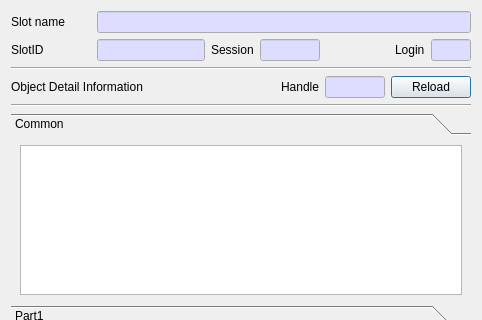
The window that CryptokiMan/object_view_dlg.ui (jykim74/CryptokiMan) describes before a commit, drawn with Qt 5; both pictures show x 0 to 482 and y 0 to 320 of the 482 by 515 pixel window.
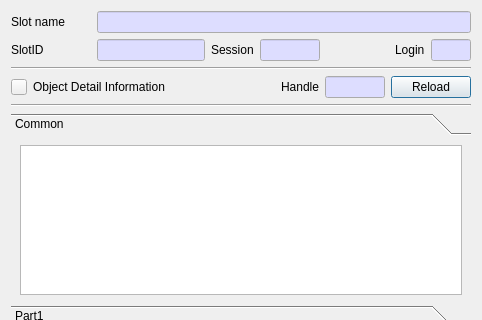
The same window after the commit. The open tabs and pages were chosen to show the change. Icons and pictures are not drawn.

Patch:
```diff
--- a/CryptokiMan/object_view_dlg.ui
+++ b/CryptokiMan/object_view_dlg.ui
@@ -253,14 +253,14 @@
      <property name="topMargin">
       <number>0</number>
      </property>
+     <item row="0" column="5">
+      <widget class="QPushButton" name="mReloadBtn">
+       <property name="text">
+        <string>Reload</string>
+       </property>
+      </widget>
+     </item>
      <item row="0" column="2">
-      <widget class="QLabel" name="label_2">
-       <property name="text">
-        <string>Handle</string>
-       </property>
-      </widget>
-     </item>
-     <item row="0" column="1">
       <spacer name="horizontalSpacer_2">
        <property name="orientation">
         <enum>Qt::Horizontal</enum>
@@ -273,21 +273,7 @@
        </property>
       </spacer>
      </item>
-     <item row="0" column="0">
-      <widget class="QLabel" name="mObjectLabel">
-       <property name="text">
-        <string>Object Detail Information</string>
-       </property>
-      </widget>
-     </item>
      <item row="0" column="4">
-      <widget class="QPushButton" name="mReloadBtn">
-       <property name="text">
-        <string>Reload</string>
-       </property>
-      </widget>
-     </item>
-     <item row="0" column="3">
       <widget class="QLineEdit" name="mObjectText">
        <property name="minimumSize">
         <size>
@@ -333,6 +319,55 @@
        </property>
       </widget>
      </item>
+     <item row="0" column="3">
+      <widget class="QLabel" name="label_2">
+       <property name="text">
+        <string>Handle</string>
+       </property>
+      </widget>
+     </item>
+     <item row="0" column="1">
+      <widget class="QLabel" name="mObjectLabel">
+       <property name="text">
+        <string>Object Detail Information</string>
+       </property>
+      </widget>
+     </item>
+     <item row="0" column="0">
+      <widget class="QPushButton" name="mObjectBtn">
+       <property name="minimumSize">
+        <size>
+         <width>16</width>
+         <height>0</height>
+        </size>
+       </property>
+       <property name="maximumSize">
+        <size>
+         <width>16</width>
+         <height>16</height>
+        </size>
+       </property>
+       <property name="text">
+        <string/>
+       </property>
+       <property name="icon">
+        <iconset resource="cryptokiman.qrc">
+         <normaloff>:/images/normal.png</normaloff>:/images/normal.png</iconset>
+       </property>
+       <property name="iconSize">
+        <size>
+         <width>16</width>
+         <height>16</height>
+        </size>
+       </property>
+       <property name="autoDefault">
+        <bool>false</bool>
+       </property>
+       <property name="default">
+        <bool>false</bool>
+       </property>
+      </widget>
+     </item>
     </layout>
    </item>
    <item>
@@ -357,7 +392,7 @@
       </size>
      </property>
      <property name="currentIndex">
-      <number>1</number>
+      <number>0</number>
      </property>
      <property name="tabSpacing">
       <number>1</number>
@@ -371,9 +406,6 @@
         <height>160</height>
        </rect>
       </property>
-      <attribute name="icon">
-       <iconset theme="QIcon::ThemeIcon::DocumentNew"/>
-      </attribute>
       <attribute name="label">
        <string>Common</string>
       </attribute>
```
Left out of the diff: 4 changed lines with no effect on the pictures.
